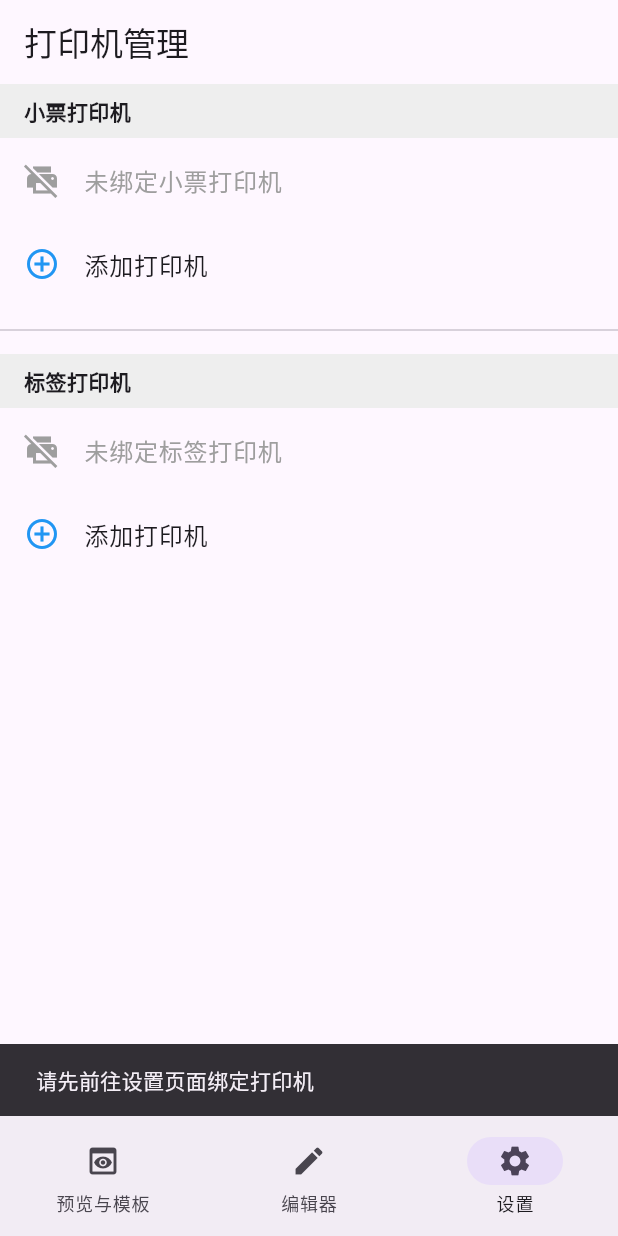
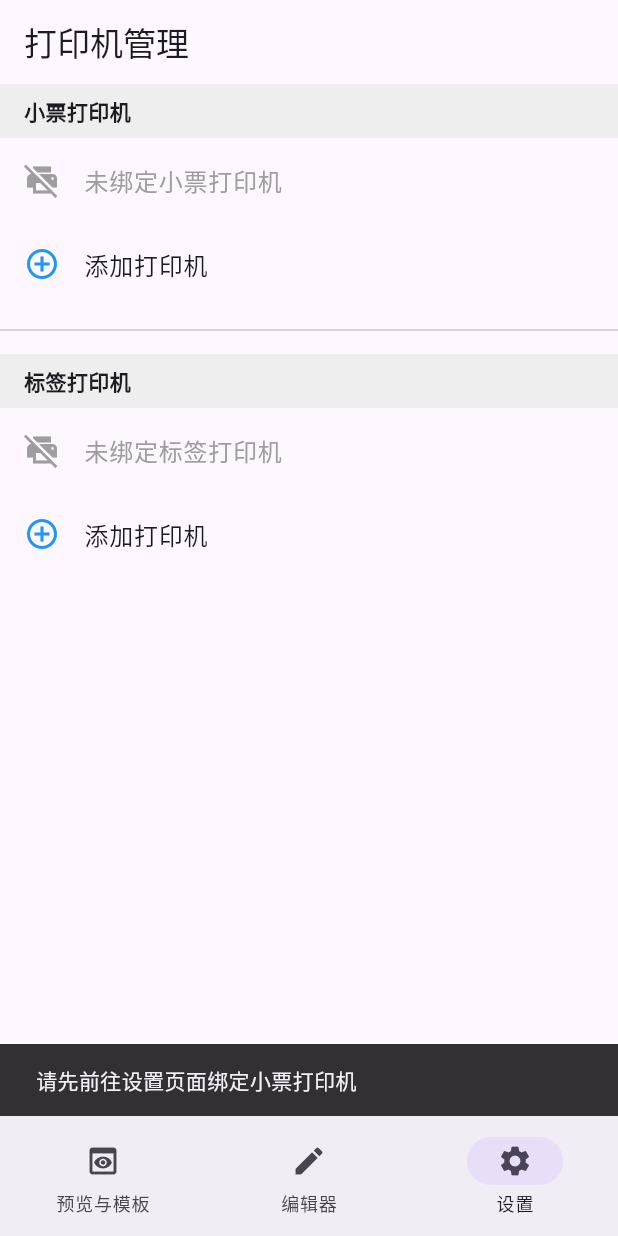
Before and after one commit to mrkoi-is/koi_printer, a Flutter app: the screen it shows after launch, scrolled down 164 dp, after a tap on the "print" icon, on a phone screen of 412 x 824 dp. Run offline on Flutter 3.47's test engine with Material 3 defaults, Android fonts, the phone set to English and light mode, and no system bars; our stand-ins replace barcode_widget, flutter_blue_plus, flutter_bluetooth_serial, google_fonts, qr_flutter, shared_preferences; missing offline and left inert: gbk_codec, zxing2; accounts and stored records are empty; key blocks and very long unbroken strings in the code were emptied for the run.

Commit message:
fix(example): resolve TypeError when printing label documents from preview screen

```diff
--- a/koi_printer/example/lib/main.dart
+++ b/koi_printer/example/lib/main.dart
@@ -343,13 +343,17 @@ class _PreviewScreenState extends State<PreviewScreen> {
       ),
       floatingActionButton: FloatingActionButton.small(
         onPressed: () {
-          if (globalTicketDevices.isNotEmpty) {
-            final device = globalTicketDevices.first;
-            executePrintJob(context, device, docs, false);
+          final isLabel = docs.isNotEmpty && docs.first is KoiLabelDocument;
+          final devices = isLabel ? globalLabelDevices : globalTicketDevices;
+          final printerTypeName = isLabel ? '标签打印机' : '小票打印机';
+
+          if (devices.isNotEmpty) {
+            final device = devices.first;
+            executePrintJob(context, device, docs, isLabel);
           } else {
-            ScaffoldMessenger.of(
-              context,
-            ).showSnackBar(const SnackBar(content: Text('请先前往设置页面绑定打印机')));
+            ScaffoldMessenger.of(context).showSnackBar(
+              SnackBar(content: Text('请先前往设置页面绑定$printerTypeName')),
+            );
             widget.onNavigateToDeviceManagement();
           }
         },
```
